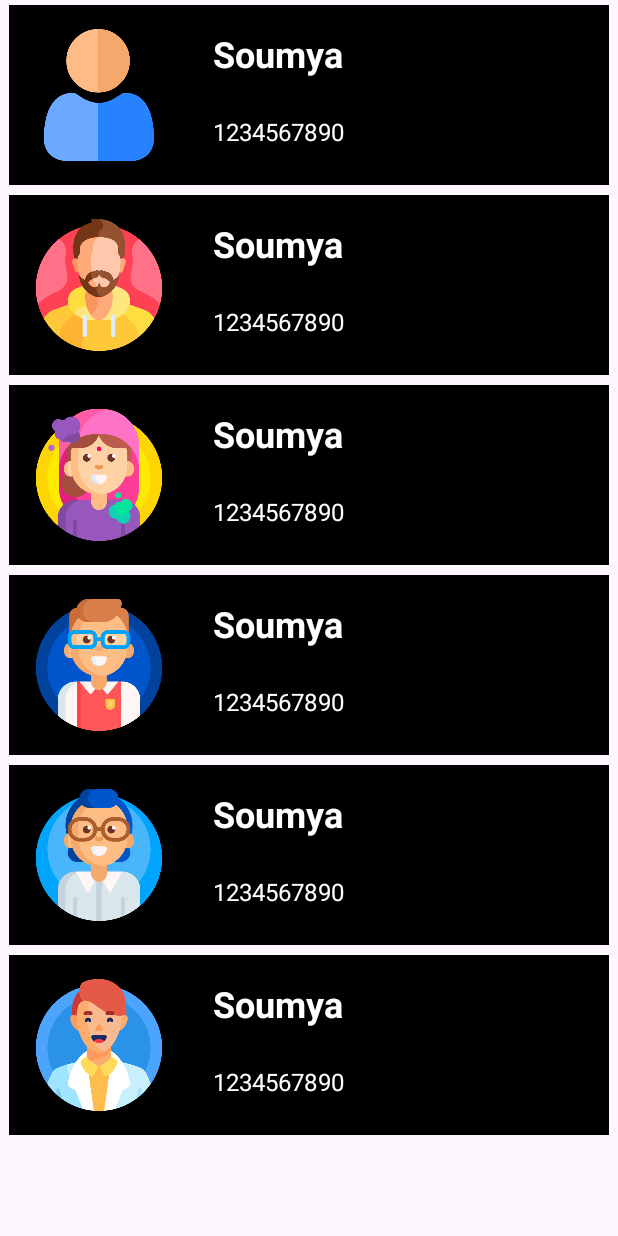
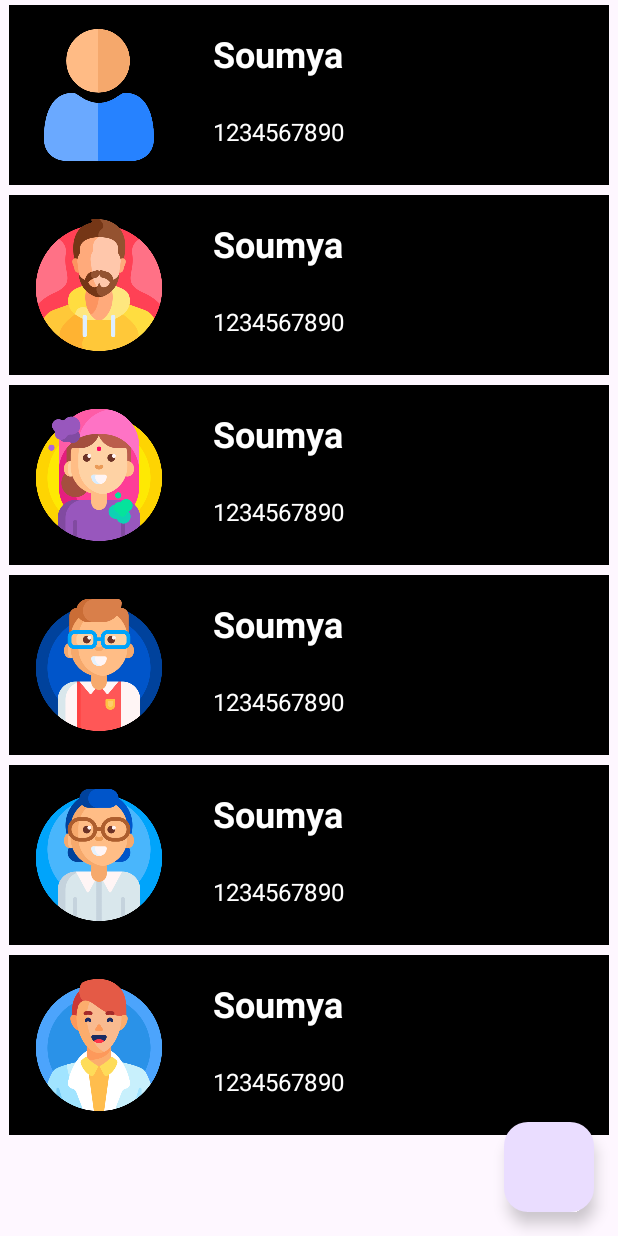
Before and after one commit to Soumya-De/Contacts-App, an Android app: the screen it shows after launch (MainActivity), on a phone screen of 412 x 824 dp. Run offline under Robolectric (Android 15) with nearby library versions, the phone set to English and light mode, and no system bars.

```diff
--- a/app/src/main/res/layout/activity_main.xml
+++ b/app/src/main/res/layout/activity_main.xml
@@ -16,4 +16,13 @@
         android:id="@+id/rv"
         tools:listitem="@layout/layout_rv_item"/>
 
+    <com.google.android.material.floatingactionbutton.FloatingActionButton
+        android:id="@+id/fab"
+        android:layout_width="60dp"
+        android:layout_height="60dp"
+        app:layout_constraintBottom_toBottomOf="parent"
+        app:layout_constraintEnd_toEndOf="parent"
+        android:layout_marginBottom="16dp"
+        android:layout_marginEnd="16dp"/>
+
 </androidx.constraintlayout.widget.ConstraintLayout>
```
Also changed, not shown: app/src/main/java/com/example/contactsapp/MainActivity.kt (+54 -0 lines).
